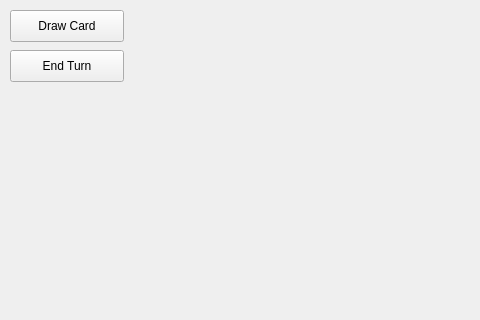
Above: view/gui/src/mainwindow.ui from Saradoc62/clashOfScrums before the change; both pictures show x 0 to 480 and y 0 to 320 of the 800 by 600 pixel window. Below: the same form after it.
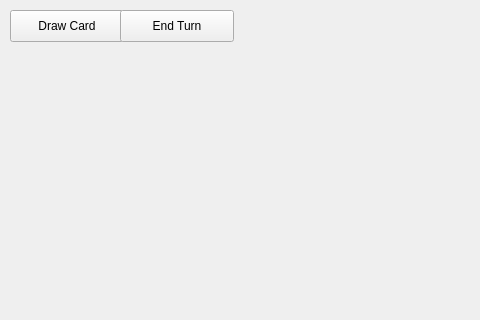
That is the form after the change.

```diff
--- a/view/gui/src/mainwindow.ui
+++ b/view/gui/src/mainwindow.ui
@@ -30,8 +30,8 @@
    <widget class="QPushButton" name="endTurnButton">
     <property name="geometry">
      <rect>
-      <x>10</x>
-      <y>50</y>
+      <x>120</x>
+      <y>10</y>
       <width>114</width>
       <height>32</height>
      </rect>
```
